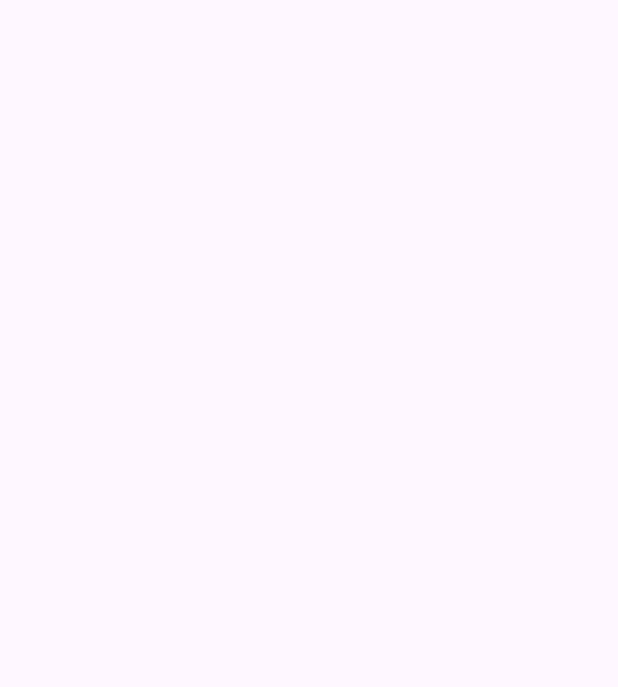
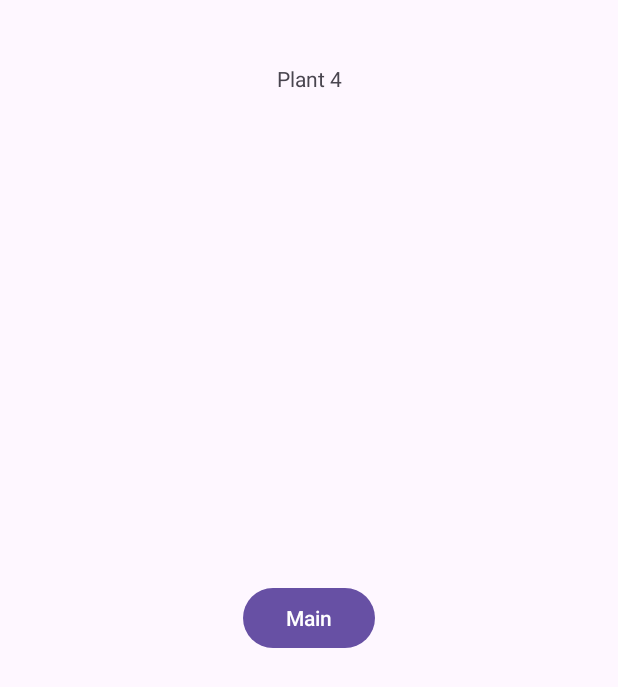
Before and after one commit to Mvargas64/Mobile-Computing---Project01, an Android app: the Plant4 screen opened directly, with no data from a screen before it, on a phone screen of 412 x 824 dp. Before the commit the part shown is empty. Shown: the top 687 px of the screen. Run offline under Robolectric (Android 15) with nearby library versions, the phone set to English and light mode, and no system bars.

Commit message:
added button and plantlist

```diff
--- a/app/src/main/AndroidManifest.xml
+++ b/app/src/main/AndroidManifest.xml
@@ -12,6 +12,9 @@
         android:supportsRtl="true"
         android:theme="@style/Theme.PlantIdentificationApp"
         tools:targetApi="31">
+        <activity
+            android:name=".PlantList"
+            android:exported="false" />
         <activity
             android:name=".Plant3"
             android:exported="false" />
--- a/app/src/main/res/layout/activity_plant4.xml
+++ b/app/src/main/res/layout/activity_plant4.xml
@@ -4,4 +4,29 @@
     xmlns:tools="http://schemas.android.com/tools"
     android:layout_width="match_parent"
     android:layout_height="match_parent"
-    tools:context=".Plant4"/>
+    tools:context=".Plant4">
+
+    <TextView
+        android:id="@+id/textView3"
+        android:layout_width="wrap_content"
+        android:layout_height="wrap_content"
+        android:onClick="onClickMainBTN"
+        android:text="Plant 4"
+        app:layout_constraintBottom_toBottomOf="parent"
+        app:layout_constraintEnd_toEndOf="parent"
+        app:layout_constraintStart_toStartOf="parent"
+        app:layout_constraintTop_toTopOf="parent"
+        app:layout_constraintVertical_bias="0.053" />
+
+    <Button
+        android:id="@+id/button"
+        android:layout_width="wrap_content"
+        android:layout_height="wrap_content"
+        android:text="Main"
+        app:layout_constraintBottom_toBottomOf="parent"
+        app:layout_constraintEnd_toEndOf="parent"
+        app:layout_constraintHorizontal_bias="0.5"
+        app:layout_constraintStart_toStartOf="parent"
+        app:layout_constraintTop_toTopOf="parent"
+        app:layout_constraintVertical_bias="0.5" />
+</androidx.constraintlayout.widget.ConstraintLayout>
```
Also changed, not shown: app/src/main/java/com/example/plantidentificationapp/Plant4.java (+7 -0 lines), app/src/main/java/com/example/plantidentificationapp/PlantList.java (added, +14 -0 lines), app/src/main/res/layout/activity_plant_list.xml (added, +17 -0 lines).
